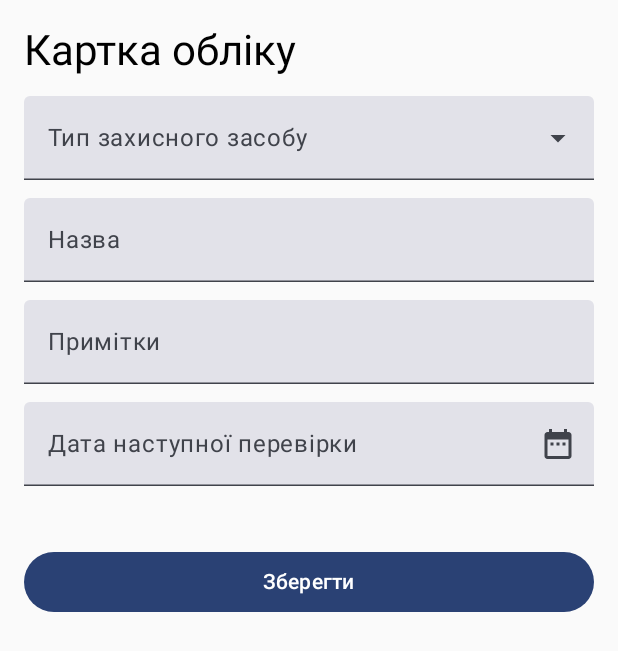
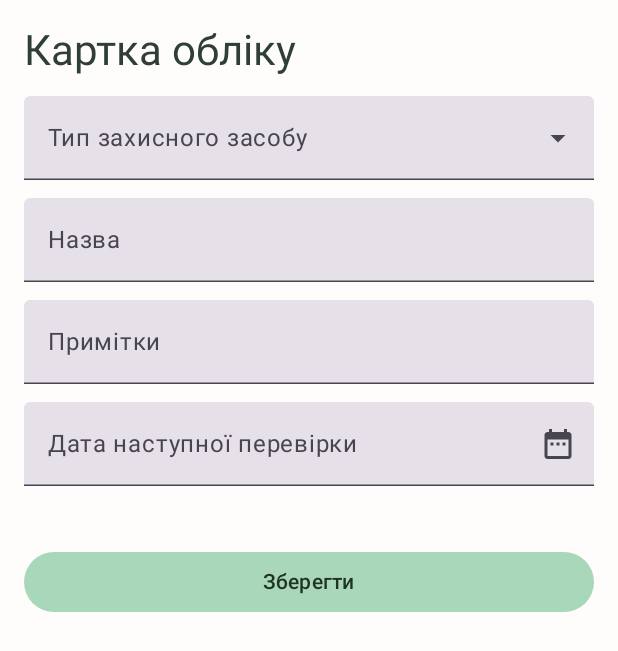
Before and after one commit to firsov11/MyReaderApp, an Android app built with Jetpack Compose: the screen it shows after launch (MainActivity), after a tap on "Створити картку", on a phone screen of 412 x 824 dp. Shown: the top 651 px of the screen. Run offline under Robolectric (Android 15) with nearby library versions, the phone set to English and light mode, and no system bars; our stand-ins replace Firebase (no records; nobody signed in at launch, a user with empty details on screens opened directly); 2 statements that could not run were skipped.

Commit message:
add smile.png

```diff
--- a/app/src/main/AndroidManifest.xml
+++ b/app/src/main/AndroidManifest.xml
@@ -10,9 +10,9 @@
         android:allowBackup="true"
         android:dataExtractionRules="@xml/data_extraction_rules"
         android:fullBackupContent="@xml/backup_rules"
-        android:icon="@mipmap/ic_launcher"
+        android:icon="@drawable/smile"
         android:label="@string/app_name"
-        android:roundIcon="@mipmap/ic_launcher_round"
+        android:roundIcon="@drawable/smile"
         android:supportsRtl="true"
         android:theme="@style/Theme.MyReaderApp"
         tools:targetApi="31">
--- a/app/src/main/java/com/firsov/myreaderapp/MainActivity.kt
+++ b/app/src/main/java/com/firsov/myreaderapp/MainActivity.kt
@@ -21,7 +21,6 @@ import com.firsov.myreaderapp.ui.screens.MainScreen
 import com.firsov.myreaderapp.ui.theme.MyReaderAppTheme
 import com.firsov.myreaderapp.viewmodel.MainViewModel
 import java.util.*
-
 import androidx.work.*
 import com.firsov.myreaderapp.worker.ReminderWorker
 import java.util.concurrent.TimeUnit
@@ -53,6 +52,8 @@ class MainActivity : ComponentActivity() {
         // 🔄 Новый способ — запускаем WorkManager
         scheduleReminderWorker()
 
+        runReminderCheckNow()
+
         setContent {
             MyReaderAppTheme {
                 AppNavigation()
@@ -74,10 +75,15 @@ class MainActivity : ComponentActivity() {
         )
     }
 
+    private fun runReminderCheckNow() {
+        val request = OneTimeWorkRequestBuilder<ReminderWorker>().build()
+        WorkManager.getInstance(this).enqueue(request)
+    }
+
     private fun calculateInitialDelay(): Long {
         val calendar = Calendar.getInstance().apply {
-            set(Calendar.HOUR_OF_DAY, 16)
-            set(Calendar.MINUTE, 25)
+            set(Calendar.HOUR_OF_DAY, 10)
+            set(Calendar.MINUTE, 0)
             set(Calendar.SECOND, 0)
             if (before(Calendar.getInstance())) {
                 add(Calendar.DAY_OF_YEAR, 1)
--- a/app/src/main/java/com/firsov/myreaderapp/ui/screens/AddBookScreen.kt
+++ b/app/src/main/java/com/firsov/myreaderapp/ui/screens/AddBookScreen.kt
@@ -19,6 +19,7 @@ import androidx.compose.material3.ExposedDropdownMenuDefaults
 import androidx.compose.material3.Icon
 import androidx.compose.material3.IconButton
 import androidx.compose.material3.MaterialTheme
+import androidx.compose.material3.Surface
 import androidx.compose.material3.Text
 import androidx.compose.material3.TextField
 import androidx.compose.runtime.Composable
@@ -68,6 +69,11 @@ fun AddBookScreen(onBookAdded: () -> Unit) {
         calendar.get(Calendar.MONTH),
         calendar.get(Calendar.DAY_OF_MONTH)
     )
+
+    Surface(                                     // 👈 ОБЕРТКА
+        modifier = Modifier.fillMaxSize(),
+        color = MaterialTheme.colorScheme.background
+    ) {
 
         Column(
             modifier = Modifier
@@ -134,7 +140,10 @@ fun AddBookScreen(onBookAdded: () -> Unit) {
                 readOnly = true,  // Делаем поле только для чтения
                 trailingIcon = {
                     IconButton(onClick = { datePickerDialog.show() }) {
-                    Icon(imageVector = Icons.Filled.DateRange, contentDescription = "Choose Date") // Используем DateRange
+                        Icon(
+                            imageVector = Icons.Filled.DateRange,
+                            contentDescription = "Choose Date"
+                        ) // Используем DateRange
                     }
                 }
             )
@@ -165,3 +174,4 @@ fun AddBookScreen(onBookAdded: () -> Unit) {
             }
         }
     }
+}
--- a/app/src/main/java/com/firsov/myreaderapp/ui/theme/Color.kt
+++ b/app/src/main/java/com/firsov/myreaderapp/ui/theme/Color.kt
@@ -1,11 +1,79 @@
 package com.firsov.myreaderapp.ui.theme
 
+import androidx.compose.material3.darkColorScheme
+import androidx.compose.material3.lightColorScheme
 import androidx.compose.ui.graphics.Color
 
-val Purple80 = Color(0xFFD0BCFF)
-val PurpleGrey80 = Color(0xFFCCC2DC)
-val Pink80 = Color(0xFFEFB8C8)
+//// Светлая тема — Мята и Пудра
+//val Mint = Color(0xFFB2DFDB)
+//val Powder = Color(0xFFF8BBD0)
+//val SoftBackground = Color(0xFFF1FDFB)
+//val SoftSurface = Color(0xFFFFFFFF)
+//val TextDark = Color(0xFF1C1C1C)
+//
+//// Тёмная тема — Тёмно-зелёная и Болотная
+//val DarkGreen = Color(0xFF274229)
+//val Olive = Color(0xFF4E5B31)
+//val NightSurface = Color(0xFF2E3A29)
+//val NightBackground = Color(0xFF1A1F16)
+//val TextLight = Color(0xFFE0F2F1)
+//
+//val LightColorScheme = lightColorScheme(
+//    primary = Mint,
+//    onPrimary = TextDark,
+//    primaryContainer = Powder,
+//    onPrimaryContainer = TextDark,
+//    secondary = Powder,
+//    onSecondary = TextDark,
+//    background = SoftBackground,
+//    onBackground = TextDark,
+//    surface = SoftSurface,
+//    onSurface = TextDark,
+//    error = Color(0xFFB00020),
+//    onError = Color.White
+//)
 
-val Purple40 = Color(0xFF6650a4)
-val PurpleGrey40 = Color(0xFF625b71)
-val Pink40 = Color(0xFF7D5260)
+//val DarkColorScheme = darkColorScheme(
+//    primary = DarkGreen,
+//    onPrimary = TextLight,
+//    primaryContainer = Olive,
+//    onPrimaryContainer = TextLight,
+//    secondary = Olive,
+//    onSecondary = TextLight,
+//    background = NightBackground,
+//    onBackground = TextLight,
+//    surface = NightSurface,
+//    onSurface = TextLight,
+//    error = Color(0xFFCF6679),
+//    onError = Color.Black
+//)
+
+val DarkColorScheme = darkColorScheme(
+    primary = Color(0xFF3C5233),
+    onPrimary = Color(0xFFE6F4EA),
+    primaryContainer = Color(0xFF5E6E4A),
+    onPrimaryContainer = Color(0xFFE6F4EA),
+    secondary = Color(0xFF7A8B66),
+    onSecondary = Color(0xFFFFF5DC),
+    background = Color(0xFF1A261B),
+    onBackground = Color(0xFFD8EAD8),
+    surface = Color(0xFF2C3A2B),
+    onSurface = Color(0xFFD8EAD8),
+    error = Color(0xFFA94A3F),
+    onError = Color(0xFFFFEFEA)
+)
+
+val LightColorScheme = lightColorScheme(
+    primary = Color(0xFFA8D8B9),
+    onPrimary = Color(0xFF223322),
+    primaryContainer = Color(0xFFFFEFF0),
+    onPrimaryContainer = Color(0xFF4B6A5A),
+    secondary = Color(0xFFFADADD),
+    onSecondary = Color(0xFF3C2F2F),
+    background = Color(0xFFFFFDFC),
+    onBackground = Color(0xFF2F3F35),
+    surface = Color(0xFFE3F6ED),
+    onSurface = Color(0xFF2A3D33),
+    error = Color(0xFFB5565E),
+    onError = Color(0xFFFFF3F4)
+)
--- a/app/src/main/java/com/firsov/myreaderapp/ui/theme/Theme.kt
+++ b/app/src/main/java/com/firsov/myreaderapp/ui/theme/Theme.kt
@@ -1,26 +1,12 @@
 package com.firsov.myreaderapp.ui.theme
 
-import android.app.Activity
 import android.os.Build
 import androidx.compose.foundation.isSystemInDarkTheme
 import androidx.compose.material3.MaterialTheme
-import androidx.compose.material3.darkColorScheme
 import androidx.compose.material3.dynamicDarkColorScheme
 import androidx.compose.material3.dynamicLightColorScheme
-import androidx.compose.material3.lightColorScheme
 import androidx.compose.runtime.Composable
 import androidx.compose.ui.platform.LocalContext
-
-private val DarkColorScheme = darkColorScheme(
-    primary = Purple80,
-    secondary = PurpleGrey80,
-    tertiary = Pink80
-)
-
-private val LightColorScheme = lightColorScheme(
-    primary = Purple40,
-    secondary = PurpleGrey40,
-    tertiary = Pink40
 
 /* Other default colors to override
 background = Color(0xFFFFFBFE),
@@ -31,13 +17,12 @@ private val LightColorScheme = lightColorScheme(
 onBackground = Color(0xFF1C1B1F),
 onSurface = Color(0xFF1C1B1F),
 */
-)
 
 @Composable
 fun MyReaderAppTheme(
     darkTheme: Boolean = isSystemInDarkTheme(),
     // Dynamic color is available on Android 12+
-    dynamicColor: Boolean = true,
+    dynamicColor: Boolean = false,
     content: @Composable () -> Unit
 ) {
     val colorScheme = when {
--- a/app/src/main/java/com/firsov/myreaderapp/ui/theme/Type.kt
+++ b/app/src/main/java/com/firsov/myreaderapp/ui/theme/Type.kt
@@ -6,29 +6,18 @@ import androidx.compose.ui.text.font.FontFamily
 import androidx.compose.ui.text.font.FontWeight
 import androidx.compose.ui.unit.sp
 
-// Set of Material typography styles to start with
+
 val Typography = Typography(
     bodyLarge = TextStyle(
-        fontFamily = FontFamily.Default,
+        fontFamily = FontFamily.SansSerif,
         fontWeight = FontWeight.Normal,
         fontSize = 16.sp,
         lineHeight = 24.sp,
         letterSpacing = 0.5.sp
+    ),
+    titleMedium = TextStyle(
+        fontFamily = FontFamily.Serif,
+        fontWeight = FontWeight.Medium,
+        fontSize = 18.sp
     )
-    /* Other default text styles to override
-    titleLarge = TextStyle(
-        fontFamily = FontFamily.Default,
-        fontWeight = FontWeight.Normal,
-        fontSize = 22.sp,
-        lineHeight = 28.sp,
-        letterSpacing = 0.sp
-    ),
-    labelSmall = TextStyle(
-        fontFamily = FontFamily.Default,
-        fontWeight = FontWeight.Medium,
-        fontSize = 11.sp,
-        lineHeight = 16.sp,
-        letterSpacing = 0.5.sp
-    )
-    */
 )
--- a/app/src/main/java/com/firsov/myreaderapp/worker/ReminderWorker.kt
+++ b/app/src/main/java/com/firsov/myreaderapp/worker/ReminderWorker.kt
@@ -27,7 +27,7 @@ class ReminderWorker(appContext: Context, workerParams: WorkerParameters) :
             books.forEach { book ->
                 val date = book.nextInspectionDate
                 if (date == today || isWithinDays(date, 3)) {
-                    showNotification("Перевірка", "Наближається дата перевірки для: ${book.selectedGenre} ${book.description}")
+                    showNotification("Наближається дата перевірки для: ${book.selectedGenre} ${book.description}")
                 }
             }
 
@@ -50,7 +50,7 @@ class ReminderWorker(appContext: Context, workerParams: WorkerParameters) :
         }
     }
 
-    private fun showNotification(title: String, message: String) {
+    private fun showNotification(message: String) {
         val notificationManager =
             applicationContext.getSystemService(Context.NOTIFICATION_SERVICE) as NotificationManager
         val channelId = "inspection_channel"
@@ -63,7 +63,6 @@ class ReminderWorker(appContext: Context, workerParams: WorkerParameters) :
         }
 
         val notification = NotificationCompat.Builder(applicationContext, channelId)
-            .setContentTitle(title)
             .setContentText(message)
             .setSmallIcon(R.drawable.ic_launcher_foreground)
             .setAutoCancel(true)
```
Also changed, not shown: app/src/main/java/com/firsov/myreaderapp/ui/components/BookCard.kt (+11 -4 lines), app/src/main/java/com/firsov/myreaderapp/ui/screens/MainScreen.kt (+50 -1 lines), app/src/main/res/drawable/smile.png (added). Lines whose indentation alone changed are shown as unchanged.
